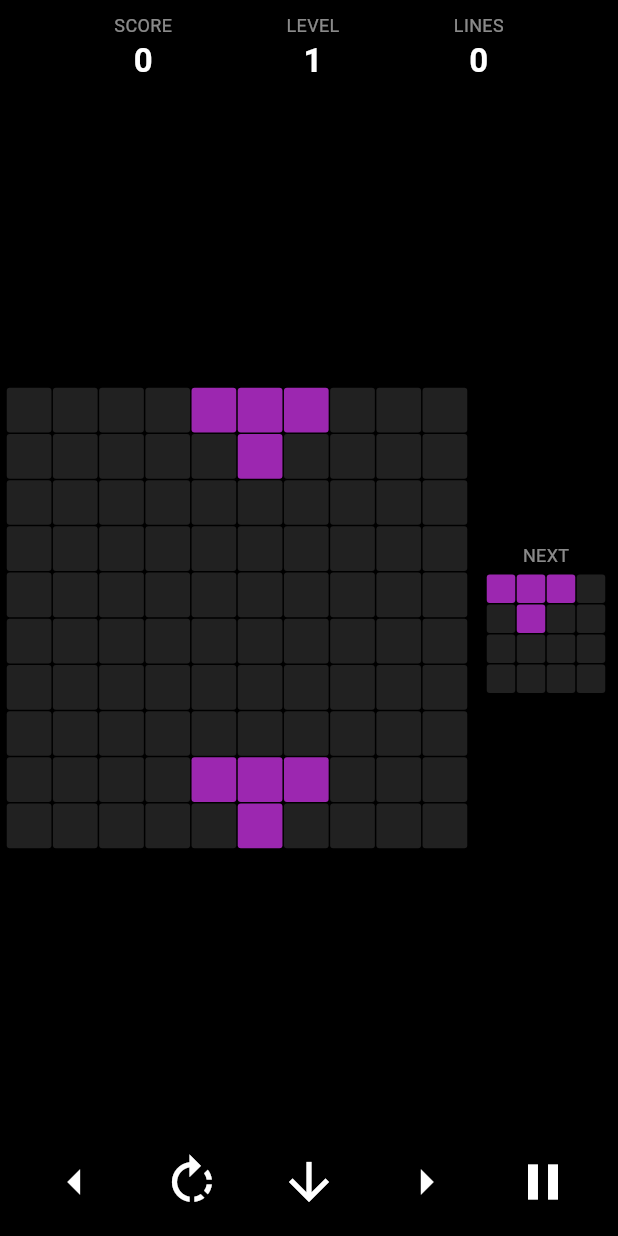
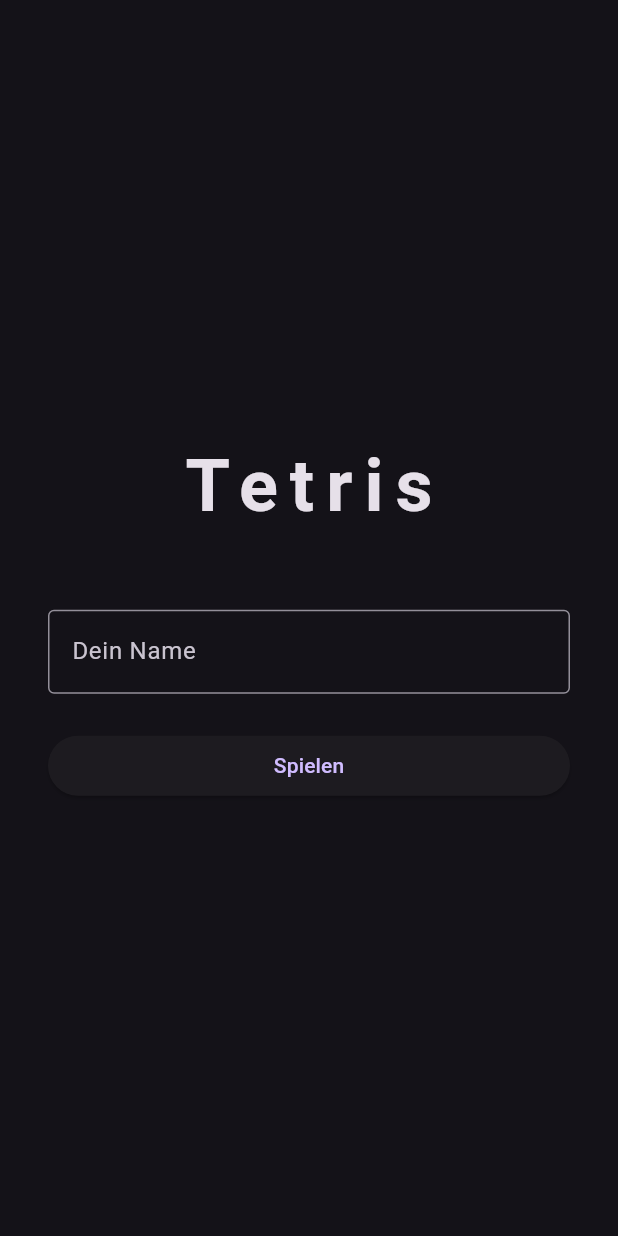
Before and after one commit to Mischa1337/Tetris-Flutter, a Flutter app: the screen it shows after launch, on a phone screen of 412 x 824 dp. Run offline on Flutter 3.47's test engine with Material 3 defaults, Android fonts, the phone set to English and light mode, and no system bars.

Commit message:
feat: Loginscreen mit Benutzernamen-Eingabe

```diff
--- a/lib/main.dart
+++ b/lib/main.dart
@@ -1,5 +1,5 @@
 import 'package:flutter/material.dart';
-import 'package:tetris_app/screens/game_screen.dart';
+import 'package:tetris_app/screens/login_screen.dart';
 
 void main() {
   runApp(const TetrisApp());
@@ -14,7 +14,7 @@ class TetrisApp extends StatelessWidget {
       title: 'Tetris',
       debugShowCheckedModeBanner: false,
       theme: ThemeData.dark(), // dunkles Theme passt zu Tetris
-      home: const GameScreen(),
+      home: const LoginScreen(),
     );
   }
 }
--- a/lib/screens/game_screen.dart
+++ b/lib/screens/game_screen.dart
@@ -5,7 +5,8 @@ import 'package:tetris_app/widgets/next_piece_widget.dart';
 
 // StatefulWidget: hat einen veränderbaren State (den GameController)
 class GameScreen extends StatefulWidget {
-  const GameScreen({super.key});
+  const GameScreen({super.key, required this.playerName});
+  final String playerName;
 
   @override
   State<GameScreen> createState() => _GameScreenState();
--- /dev/null
+++ b/lib/screens/login_screen.dart
@@ -0,0 +1,78 @@
+import 'package:flutter/material.dart';
+import 'package:tetris_app/screens/game_screen.dart';
+
+class LoginScreen extends StatefulWidget {
+  const LoginScreen({super.key});
+
+  @override
+  State<StatefulWidget> createState() => _LoginScreenState();
+}
+
+class _LoginScreenState extends State<LoginScreen> {
+  final _fromKey = GlobalKey<FormState>();
+  final _nameController = TextEditingController();
+
+  @override
+  void dispose() {
+    _nameController.dispose();
+    super.dispose();
+  }
+
+  void _onSubmit() {
+    if (_fromKey.currentState!.validate()) {
+      final name = _nameController.text.trim();
+      Navigator.of(
+        context,
+      ).push(MaterialPageRoute(builder: (_) => GameScreen(playerName: name)));
+    }
+  }
+
+  @override
+  Widget build(BuildContext context) {
+    return Scaffold(
+      body: Center(
+        child: Padding(
+          padding: const EdgeInsets.all(32),
+          child: Form(
+            key: _fromKey,
+            child: Column(
+              mainAxisSize: MainAxisSize.min,
+              children: [
+                const Text(
+                  'Tetris',
+                  style: TextStyle(
+                    fontSize: 48,
+                    fontWeight: FontWeight.bold,
+                    letterSpacing: 8,
+                  ),
+                ),
+                const SizedBox(height: 48),
+                TextFormField(
+                  controller: _nameController,
+                  decoration: const InputDecoration(
+                    labelText: 'Dein Name',
+                    border: OutlineInputBorder(),
+                  ),
+                  validator: (value) {
+                    if (value == null || value.trim().isEmpty) {
+                      return 'Bitte gib einen Namen ein';
+                    }
+                    return null;
+                  },
+                ),
+                const SizedBox(height: 24),
+                SizedBox(
+                  width: double.infinity,
+                  child: ElevatedButton(
+                    onPressed: _onSubmit,
+                    child: const Text('Spielen'),
+                  ),
+                ),
+              ],
+            ),
+          ),
+        ),
+      ),
+    );
+  }
+}
```
